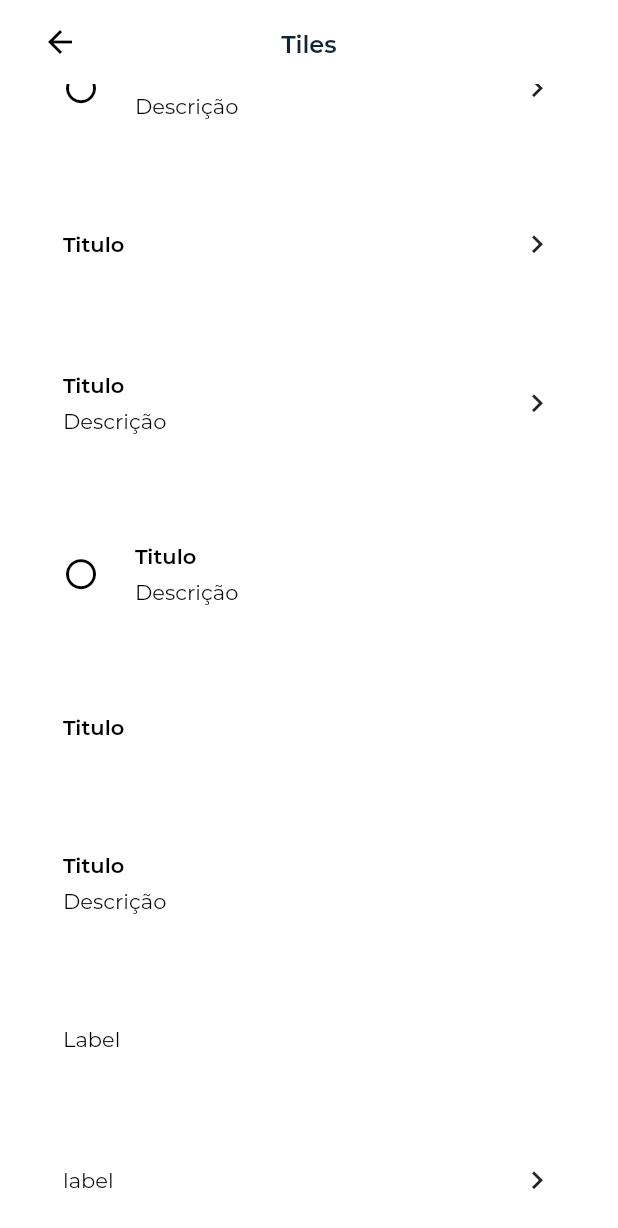
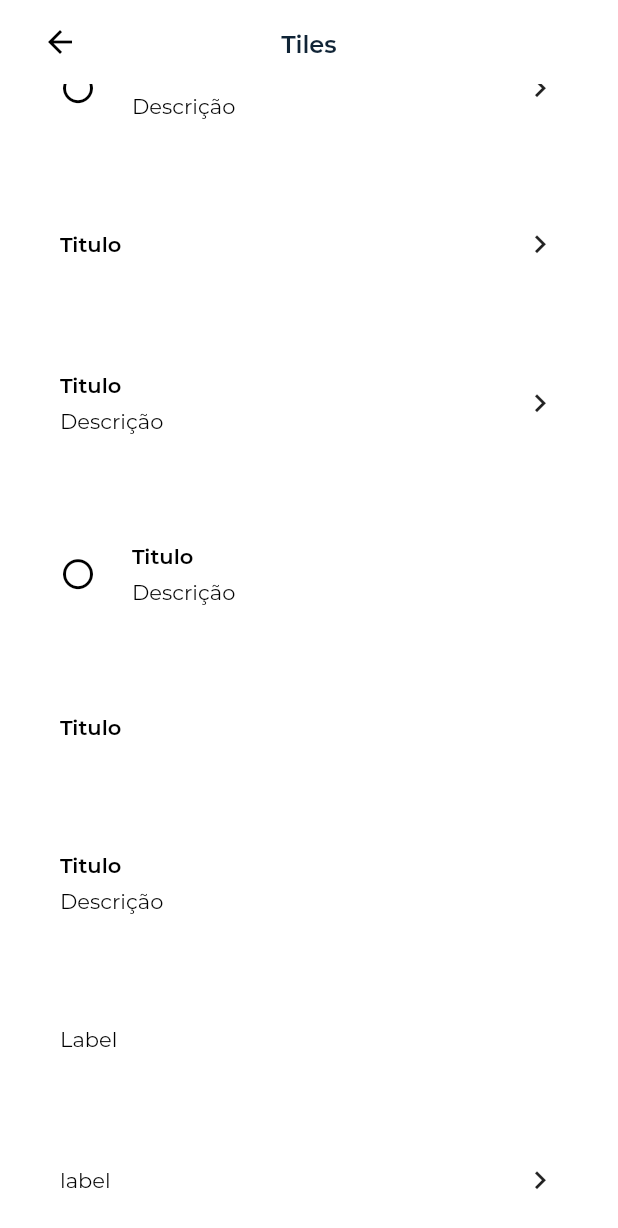
Before and after one commit to yuca-live/yuca_pulso, a Flutter app: the TilesScreen screen opened directly, scrolled down 44 dp, on a phone screen of 412 x 824 dp. Shown: the top 1228 px of the screen. Run offline on Flutter 3.47's test engine with Material 2 defaults, Android fonts, the phone set to English and light mode, and no system bars; our stand-ins replace another_flushbar; missing offline and left inert: widget_with_codeview; project files that could hold a hidden picture were left out.

Commit message:
adjust tile

```diff
--- a/lib/widgets/yuca_tile.dart
+++ b/lib/widgets/yuca_tile.dart
@@ -31,7 +31,7 @@ class YucaTile extends StatelessWidget {
     return InkWell(
       onTap: onTap,
       child: Container(
-        padding: EdgeInsets.symmetric(horizontal: 32, vertical: icon != null ? 24 : 26),
+        padding: EdgeInsets.symmetric(horizontal: 30, vertical: icon != null ? 24 : 26),
         child: Row(
           crossAxisAlignment: CrossAxisAlignment.center,
           mainAxisAlignment: MainAxisAlignment.spaceBetween,
```
